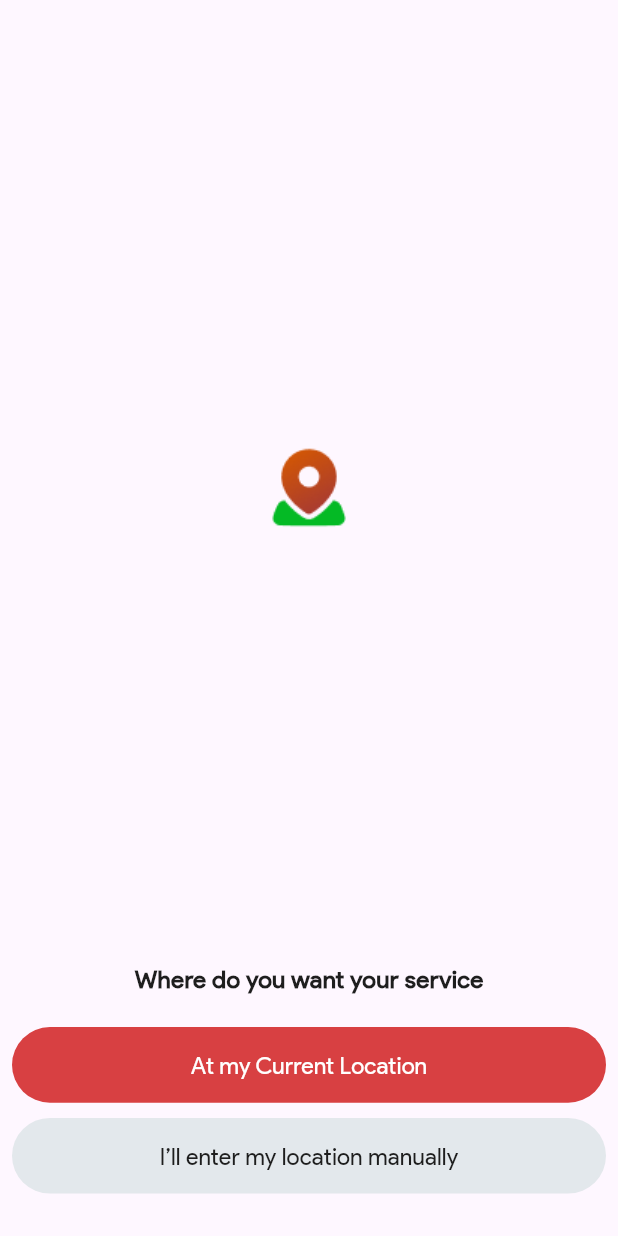
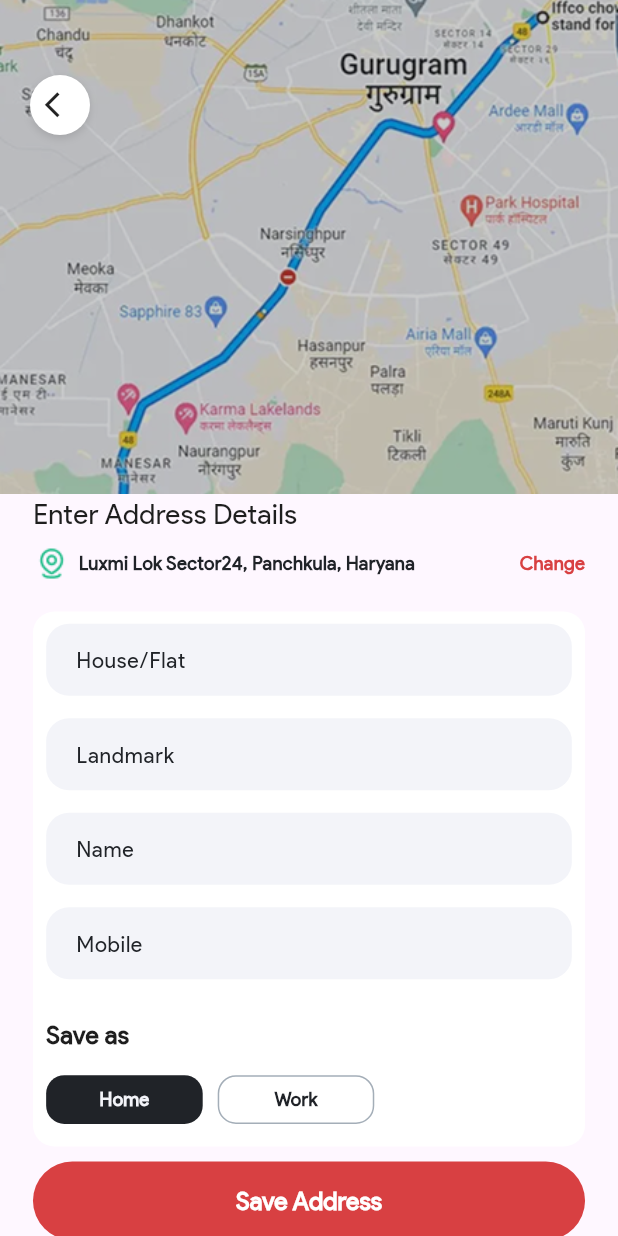
Before and after one commit to kajumac07/skillzVilla2025, a Flutter app: the LocationAccessScreen screen opened directly, after a tap on "I’ll enter my location manually", on a phone screen of 412 x 824 dp. Run offline on Flutter 3.47's test engine with Material 3 defaults, Android fonts, the phone set to English and light mode, and no system bars; our stand-ins replace flutter_screenutil, get, google_fonts.

Commit message:
9. Location screen design completed

```diff
--- a/customer_app/lib/app/core/constants/consts.dart
+++ b/customer_app/lib/app/core/constants/consts.dart
@@ -4,10 +4,15 @@ import 'package:flutter_screenutil/flutter_screenutil.dart';
 const kPrimary = Color(0xFFD84042);
 const kSecondary = Color(0xFF4FB8CE);
 const kPrimaryLight = Color(0xFFFFD8DB);
-const kSecondaryLight = Color(0xFFDAFAFF);
+const kSecondaryLight = Color(0xFF8EDEEA);
 const authBackground = Color(0xFFF1E7A3);
 const greyBtnColor = Color(0xffE3E8EC);
 const greyTextColor = Color(0xff6E7882);
+const locationbgGrey = Color(0xffF3F4F9);
+const kGrey100 = Color(0xffA4AEB8);
+const kGrey300 = Color(0xff202328);
+const kGrey400 = Color(0xff1E1E1E);
+const surface200 = Color(0xffF3F4F9);
 
 // UI Colors
 const kCardColor = Color(0xFF1E293B);
@@ -16,7 +21,7 @@ const kSplashBackground = Color(0xFF1E293B);
 const kHoverColor = Color(0xFF334155);
 const kOrange = Color(0xffff9900);
 const kTertiary = Color(0xff0078a6);
-const kGray = Color(0xff94A3B8);
+const kGray = Color(0xff2B2C31);
 const kDarkGray = Color(0xff475569);
 const kGrayLight = Color(0xffCBD5E1);
 const kLightWhite = Color(0xffF1F5F9);
--- a/customer_app/lib/app/core/values/app_images.dart
+++ b/customer_app/lib/app/core/values/app_images.dart
@@ -4,7 +4,9 @@ class Appimages {
   static const String googleIcon = "assets/icons/google.png";
   static const String appleIcon = "assets/icons/apple.png";
   static const String locatonIcon = "assets/icons/location.png";
+  static const String mapIcon = "assets/icons/map.png";
 
   //images
   static const String authBackground = "assets/images/auth_background.png";
+  static const String locationBgImage = "assets/images/locationBgImg.png";
 }
--- a/customer_app/lib/app/global/widgets/circular_button.dart
+++ b/customer_app/lib/app/global/widgets/circular_button.dart
@@ -36,7 +36,7 @@ class CircularButton extends StatelessWidget {
       ),
       child: Text(
         buttonText,
-        style: appStyle(15.sp, textColor, FontWeight.w500),
+        style: appStyle(16.sp, textColor, FontWeight.w600),
       ),
     );
   }
--- a/customer_app/lib/app/screens/auth/login_screen.dart
+++ b/customer_app/lib/app/screens/auth/login_screen.dart
@@ -147,6 +147,7 @@ class _LoginScreenState extends State<LoginScreen> {
                       Spacer(),
                     ],
                   ),
+
                   SizedBox(height: 20.h),
 
                   // Social login buttons
--- a/customer_app/lib/app/screens/location/location_access_screen.dart
+++ b/customer_app/lib/app/screens/location/location_access_screen.dart
@@ -2,8 +2,11 @@ import 'package:customer_app/app/core/constants/consts.dart';
 import 'package:customer_app/app/core/values/app_images.dart';
 import 'package:customer_app/app/global/widgets/circular_button.dart';
 import 'package:customer_app/app/global/widgets/custom_text.dart';
+import 'package:customer_app/app/screens/location/widgets/at_current_location.dart';
+import 'package:customer_app/app/screens/location/widgets/manage_address.dart';
 import 'package:flutter/material.dart';
 import 'package:flutter_screenutil/flutter_screenutil.dart';
+import 'package:get/get.dart';
 
 class LocationAccessScreen extends StatelessWidget {
   const LocationAccessScreen({super.key});
@@ -14,8 +17,6 @@ class LocationAccessScreen extends StatelessWidget {
       body: Padding(
         padding: const EdgeInsets.all(8.0),
         child: Column(
-          // mainAxisAlignment: MainAxisAlignment.center,
-          // crossAxisAlignment: CrossAxisAlignment.center,
           children: [
             Spacer(),
             //image section
@@ -27,19 +28,23 @@ class LocationAccessScreen extends StatelessWidget {
               ),
             ),
             Spacer(),
-            CustomText(label: "Where do you want your service"),
-            SizedBox(height: 20.h),
+            CustomText(
+              label: "Where do you want your service",
+              size: 18.sp,
+              fontWeight: FontWeight.w600,
+            ),
+            SizedBox(height: 40.h),
             CircularButton(
               buttonColor: kPrimary,
               buttonText: "At my Current Location",
-              onPressed: () {},
+              onPressed: () => Get.to(() => AtCurrentLocationScreen()),
               width: width,
             ),
             SizedBox(height: 10.h),
             CircularButton(
               buttonColor: greyBtnColor,
               buttonText: "I’ll enter my location manually",
-              onPressed: () {},
+              onPressed: () => Get.to(() => ManageAddressScreen()),
               width: width,
               textColor: kDark,
             ),
--- /dev/null
+++ b/customer_app/lib/app/screens/location/widgets/manage_address.dart
@@ -0,0 +1,209 @@
+import 'package:customer_app/app/core/constants/consts.dart';
+import 'package:customer_app/app/core/utils/appStyles.dart';
+import 'package:customer_app/app/core/values/app_images.dart';
+import 'package:customer_app/app/global/widgets/circular_button.dart';
+import 'package:customer_app/app/global/widgets/custom_text.dart';
+import 'package:customer_app/app/global/widgets/rounded_text_field.dart';
+import 'package:flutter/material.dart';
+import 'package:flutter_screenutil/flutter_screenutil.dart';
+
+class ManageAddressScreen extends StatelessWidget {
+  const ManageAddressScreen({super.key});
+
+  @override
+  Widget build(BuildContext context) {
+    return Scaffold(
+      // backgroundColor: kWhite,
+      body: Column(
+        children: [
+          // Map section
+          builTopSection(context),
+
+          // Address details section
+          Expanded(
+            flex: 3,
+            child: SingleChildScrollView(
+              child: Container(
+                // color: Colors.white,
+                padding: EdgeInsets.only(left: 20.w, right: 20.w),
+                child: Column(
+                  crossAxisAlignment: CrossAxisAlignment.start,
+                  children: [
+                    Text(
+                      'Enter Address Details',
+                      style: appStyle(18.sp, kGrey400, FontWeight.w300),
+                    ),
+                    SizedBox(height: 7.h),
+                    Row(
+                      children: [
+                        Image.asset(Appimages.mapIcon, color: kGreenAccent),
+                        SizedBox(width: 5.w),
+                        CustomText(
+                          label: "Luxmi Lok Sector24, Panchkula, Haryana",
+                          color: kGrey300,
+                          size: 12.sp,
+                        ),
+                        Spacer(),
+                        CustomText(
+                          label: "Change",
+                          color: kPrimary,
+                          size: 12.sp,
+                        ),
+                      ],
+                    ),
+
+                    SizedBox(height: 20),
+
+                    Container(
+                      padding: EdgeInsets.only(left: 8.w, right: 8.w, top: 8.h),
+                      // margin: EdgeInsets.all(4),
+                      decoration: BoxDecoration(
+                        color: kWhite,
+                        borderRadius: BorderRadius.circular(14.r),
+                      ),
+                      child: Column(
+                        crossAxisAlignment: CrossAxisAlignment.start,
+                        children: [
+                          // Form fields
+                          _buildTextField('House/Flat'),
+                          SizedBox(height: 15),
+                          _buildTextField('Landmark'),
+                          SizedBox(height: 15),
+                          _buildTextField('Name'),
+                          SizedBox(height: 15),
+                          _buildTextField('Mobile'),
+                          SizedBox(height: 25),
+                          // Save as section
+                          CustomText(
+                            label: "Save as",
+                            size: 16.sp,
+                            color: kGrey400,
+                          ),
+                          SizedBox(height: 15),
+                          Row(
+                            children: [
+                              GestureDetector(
+                                onTap: () {},
+                                child: Container(
+                                  height: 32.h,
+                                  width: 95.w,
+                                  decoration: BoxDecoration(
+                                    color: kGrey300,
+                                    borderRadius: BorderRadius.circular(12.r),
+                                  ),
+                                  child: Center(
+                                    child: CustomText(
+                                      label: "Home",
+                                      color: surface200,
+                                      size: 12.sp,
+                                    ),
+                                  ),
+                                ),
+                              ),
+                              SizedBox(width: 10),
+                              GestureDetector(
+                                onTap: () {},
+                                child: Container(
+                                  height: 32.h,
+                                  width: 95.w,
+                                  decoration: BoxDecoration(
+                                    color: kWhite,
+                                    borderRadius: BorderRadius.circular(12.r),
+                                    border: Border.all(color: kGrey100),
+                                  ),
+                                  child: Center(
+                                    child: CustomText(
+                                      label: "Work",
+                                      color: kGrey300,
+                                      size: 12.sp,
+                                    ),
+                                  ),
+                                ),
+                              ),
+                            ],
+                          ),
+                          SizedBox(height: 15),
+                        ],
+                      ),
+                    ),
+
+                    SizedBox(height: 10),
+                    CircularButton(
+                      buttonColor: kPrimary,
+                      buttonText: "Save Address",
+                      onPressed: () {},
+                      width: width,
+                    ),
+                    SizedBox(height: 10),
+                  ],
+                ),
+              ),
+            ),
+          ),
+        ],
+      ),
+    );
+  }
+
+  Expanded builTopSection(BuildContext context) {
+    return Expanded(
+      flex: 2,
+      child: Stack(
+        children: [
+          // Map background
+          Image(
+            image: AssetImage(Appimages.locationBgImage),
+            fit: BoxFit.cover,
+            width: double.infinity,
+          ),
+          // Back button
+          Positioned(
+            top: 50,
+            left: 20,
+            child: GestureDetector(
+              onTap: () {
+                Navigator.pop(context);
+              },
+              child: Container(
+                width: 40,
+                height: 40,
+                decoration: BoxDecoration(
+                  color: Colors.white,
+                  borderRadius: BorderRadius.circular(20),
+                  boxShadow: [
+                    BoxShadow(
+                      color: Colors.black12,
+                      blurRadius: 4,
+                      offset: Offset(0, 2),
+                    ),
+                  ],
+                ),
+                child: Icon(Icons.arrow_back_ios, size: 20.sp),
+              ),
+            ),
+          ),
+        ],
+      ),
+    );
+  }
+
+  Widget _buildTextField(String hintText) {
+    return TextField(
+      decoration: InputDecoration(
+        hintText: hintText,
+        fillColor: surface200,
+        filled: true,
+        hintStyle: appStyle(14, kGrey300, FontWeight.w300),
+        border: OutlineInputBorder(
+          borderRadius: BorderRadius.circular(15.r),
+          borderSide: BorderSide.none,
+        ),
+        focusedBorder: OutlineInputBorder(
+          borderRadius: BorderRadius.circular(15.r),
+          borderSide: BorderSide.none,
+        ),
+        contentPadding: EdgeInsets.symmetric(horizontal: 16, vertical: 12),
+      ),
+    );
+  }
+}
```
Also changed, not shown: customer_app/lib/app/screens/location/widgets/at_current_location.dart (added, +113 -0 lines), customer_app/assets/icons/map.png (added), customer_app/assets/images/locationBgImg.png (added).
